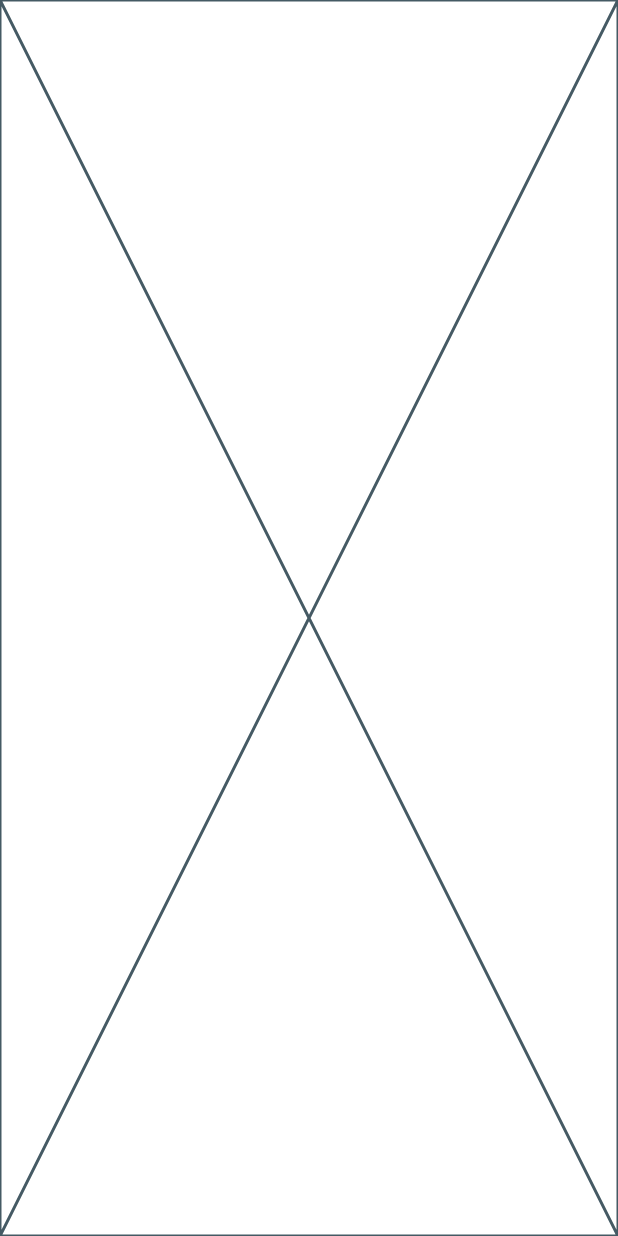
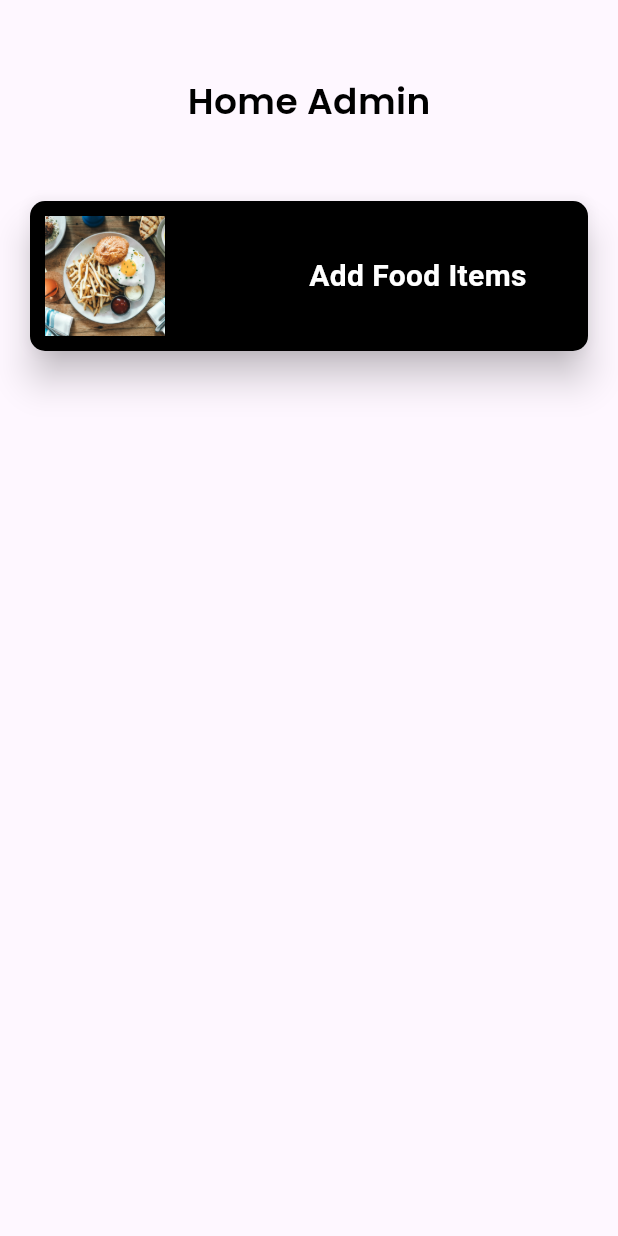
Before and after one commit to AvijitDasAvi/Food-Delivery-App, a Flutter app: the screen it shows after launch, on a phone screen of 412 x 824 dp. Run offline on Flutter 3.47's test engine with Material 3 defaults, Android fonts, the phone set to English and light mode, and no system bars; our stand-ins replace cloud_firestore, curved_navigation_bar, firebase_auth, firebase_core, random_string, shared_preferences; accounts and stored records are empty.

Commit message:
Home Admin Complete

```diff
--- a/lib/admin/home_admin.dart
+++ b/lib/admin/home_admin.dart
@@ -1,4 +1,6 @@
 import 'package:flutter/material.dart';
+import 'package:food_delivery_app/admin/add_food.dart';
+import 'package:food_delivery_app/widgets/widget_support.dart';
 
 class HomeAdmin extends StatefulWidget {
   const HomeAdmin({super.key});
@@ -10,6 +12,65 @@ class HomeAdmin extends StatefulWidget {
 class _HomeAdminState extends State<HomeAdmin> {
   @override
   Widget build(BuildContext context) {
-    return const Placeholder();
+    return Scaffold(
+      body: Container(
+        margin: EdgeInsets.only(top: 50.0, left: 20.0, right: 20.0),
+        child: Column(
+          children: [
+            Center(
+              child: Text(
+                "Home Admin",
+                style: AppWidget.headlineTextFieldStyle(),
+              ),
+            ),
+            SizedBox(
+              height: 50.0,
+            ),
+            GestureDetector(
+              onTap: () {
+                Navigator.push(context,
+                    MaterialPageRoute(builder: (context) => AddFood()));
+              },
+              child: Material(
+                elevation: 10.0,
+                borderRadius: BorderRadius.circular(10),
+                child: Center(
+                  child: Container(
+                    padding: EdgeInsets.all(4),
+                    decoration: BoxDecoration(
+                      color: Colors.black,
+                      borderRadius: BorderRadius.circular(10),
+                    ),
+                    child: Row(
+                      children: [
+                        Padding(
+                          padding: EdgeInsets.all(6.0),
+                          child: Image.asset(
+                            "images/food.jpg",
+                            height: 80,
+                            width: 80,
+                            fit: BoxFit.cover,
+                          ),
+                        ),
+                        SizedBox(
+                          width: 90.0,
+                        ),
+                        Text(
+                          "Add Food Items",
+                          style: TextStyle(
+                              color: Colors.white,
+                              fontSize: 20.0,
+                              fontWeight: FontWeight.bold),
+                        )
+                      ],
+                    ),
+                  ),
+                ),
+              ),
+            )
+          ],
+        ),
+      ),
+    );
   }
 }
```
